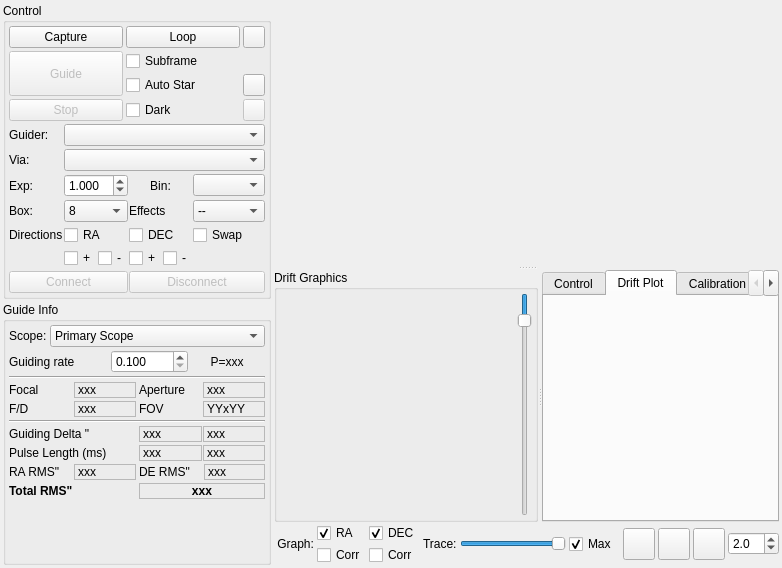
This is kstars/ekos/guide/guide.ui in KDE/kstars as Qt 5 draws it before an edit. The edited form follows.
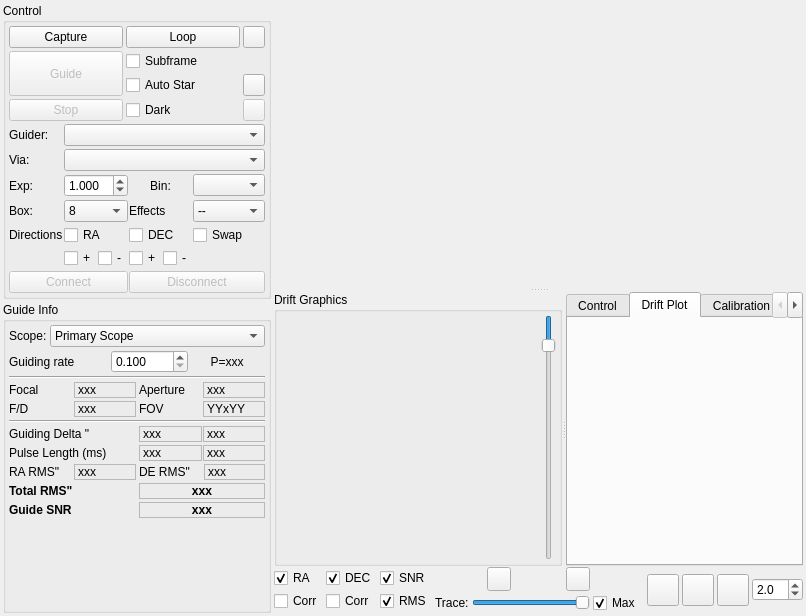
This is the edited form. Icons and pictures are not drawn. Custom widgets are drawn as their Qt base class.

Commit message: Gaussian Process Guider & guide graph

What changed in the file:
```diff
--- a/kstars/ekos/guide/guide.ui
+++ b/kstars/ekos/guide/guide.ui
@@ -6,8 +6,8 @@
    <rect>
     <x>0</x>
     <y>0</y>
-    <width>782</width>
-    <height>568</height>
+    <width>806</width>
+    <height>616</height>
    </rect>
   </property>
   <layout class="QHBoxLayout" name="horizontalLayout_8" stretch="1,3">
@@ -954,6 +954,35 @@
             </property>
            </widget>
           </item>
+          <item row="4" column="0">
+           <widget class="QLabel" name="label_7b">
+            <property name="text">
+             <string>&lt;b&gt;Guide SNR&lt;/b&gt;</string>
+            </property>
+            <property name="alignment">
+             <set>Qt::AlignLeading|Qt::AlignLeft|Qt::AlignVCenter</set>
+            </property>
+           </widget>
+          </item>
+          <item row="4" column="1">
+           <widget class="QLabel" name="l_SNR">
+            <property name="styleSheet">
+             <string notr="true">font-weight:bold;</string>
+            </property>
+            <property name="frameShape">
+             <enum>QFrame::StyledPanel</enum>
+            </property>
+            <property name="frameShadow">
+             <enum>QFrame::Sunken</enum>
+            </property>
+            <property name="text">
+             <string>xxx</string>
+            </property>
+            <property name="alignment">
+             <set>Qt::AlignCenter</set>
+            </property>
+           </widget>
+          </item>
          </layout>
         </item>
         <item>
@@ -1472,19 +1501,6 @@
        <property name="topMargin">
         <number>0</number>
        </property>
-       <item>
-        <widget class="QLabel" name="label_9">
-         <property name="maximumSize">
-          <size>
-           <width>16777215</width>
-           <height>20</height>
-          </size>
-         </property>
-         <property name="text">
-          <string> Graph:</string>
-         </property>
-        </widget>
-       </item>
        <item>
         <layout class="QVBoxLayout" name="verticalLayout_5">
          <property name="spacing">
@@ -1552,6 +1568,126 @@
         </layout>
        </item>
        <item>
+        <layout class="QVBoxLayout" name="verticalLayout_8b">
+         <property name="spacing">
+          <number>2</number>
+         </property>
+         <property name="leftMargin">
+          <number>0</number>
+         </property>
+         <item>
+          <widget class="QCheckBox" name="showSNRPlotCheck">
+           <property name="toolTip">
+            <string>&lt;html&gt;&lt;head/&gt;&lt;body&gt;&lt;p&gt;Display SNR graph in the Drift Graphics plot.&lt;/p&gt;&lt;/body&gt;&lt;/html&gt;</string>
+           </property>
+           <property name="text">
+            <string>SNR</string>
+           </property>
+           <property name="checked">
+            <bool>true</bool>
+           </property>
+          </widget>
+         </item>
+         <item>
+          <widget class="QCheckBox" name="showRMSPlotCheck">
+           <property name="toolTip">
+            <string>&lt;html&gt;&lt;head/&gt;&lt;body&gt;&lt;p&gt;Display RMS graph in the Drift Graphics plot.&lt;/p&gt;&lt;/body&gt;&lt;/html&gt;</string>
+           </property>
+           <property name="text">
+            <string>RMS</string>
+           </property>
+           <property name="checked">
+            <bool>true</bool>
+           </property>
+          </widget>
+         </item>
+        </layout>
+       </item>
+       <item>
+        <layout class="QVBoxLayout" name="verticalLayout_10">
+         <property name="spacing">
+          <number>2</number>
+         </property>
+         <property name="leftMargin">
+          <number>0</number>
+         </property>
+         <item>
+          <layout class="QHBoxLayout" name="horizontalLayout_13">
+           <property name="spacing">
+            <number>3</number>
+           </property>
+           <property name="topMargin">
+            <number>0</number>
+           </property>
+           <item>
+            <widget class="QPushButton" name="guideZoomInXB">
+             <property name="minimumSize">
+              <size>
+               <width>24</width>
+               <height>24</height>
+              </size>
+             </property>
+             <property name="maximumSize">
+              <size>
+               <width>24</width>
+               <height>24</height>
+              </size>
+             </property>
+             <property name="font">
+              <font>
+               <pointsize>16</pointsize>
+               <weight>75</weight>
+               <bold>true</bold>
+              </font>
+             </property>
+             <property name="toolTip">
+              <string>&lt;html&gt;&lt;head/&gt;&lt;body&gt;&lt;p&gt;Zoom in for the X-Axis.&lt;/p&gt;&lt;/body&gt;&lt;/html&gt;</string>
+             </property>
+             <property name="text">
+              <string/>
+             </property>
+            </widget>
+           </item>
+           <item>
+            <widget class="QPushButton" name="guideZoomOutXB">
+             <property name="minimumSize">
+              <size>
+               <width>24</width>
+               <height>24</height>
+              </size>
+             </property>
+             <property name="maximumSize">
+              <size>
+               <width>24</width>
+               <height>24</height>
+              </size>
+             </property>
+             <property name="font">
+              <font>
+               <pointsize>16</pointsize>
+               <weight>75</weight>
+               <bold>true</bold>
+              </font>
+             </property>
+             <property name="toolTip">
+              <string>&lt;html&gt;&lt;head/&gt;&lt;body&gt;&lt;p&gt;Zoom out for the X-Axis.&lt;/p&gt;&lt;/body&gt;&lt;/html&gt;</string>
+             </property>
+             <property name="text">
+              <string/>
+             </property>
+            </widget>
+           </item>
+          </layout>
+         </item>
+         <item>
+          <layout class="QHBoxLayout" name="horizontalLayout_14">
+           <property name="spacing">
+            <number>3</number>
+           </property>
+           <property name="topMargin">
+            <number>0</number>
+           </property>
+           <item>
         <widget class="QLabel" name="label_10">
          <property name="text">
           <string>Trace:</string>
@@ -1586,6 +1722,10 @@
           <bool>true</bool>
          </property>
         </widget>
+           </item>
+          </layout>
+         </item>
+        </layout>
        </item>
        <item>
         <widget class="QPushButton" name="guideAutoScaleGraphB">
```
Lines whose indentation alone changed are shown as unchanged. The commit also changes 57 other files.
